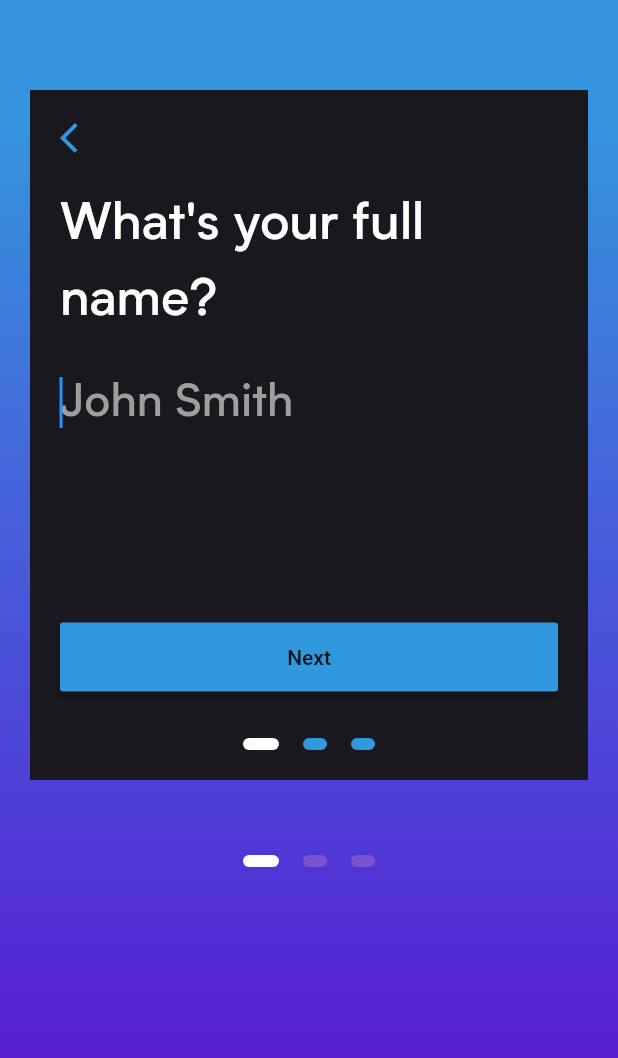
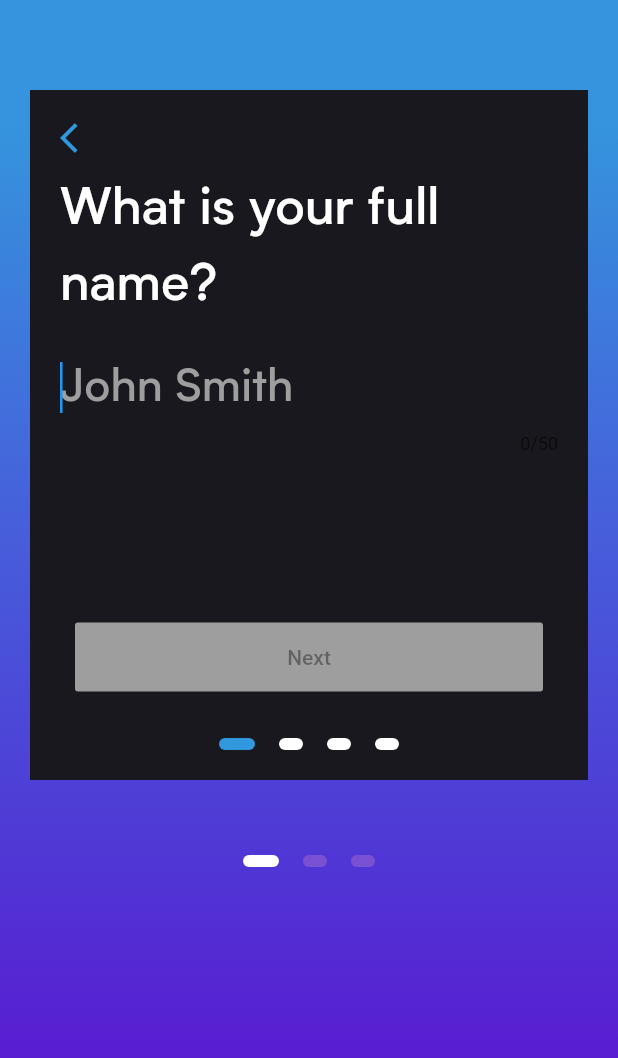
Before and after one commit to lighthou/uqcs-mobile-flutter, a Flutter app: the screen it shows after launch, after a tap on "Sign in with Google", on a phone screen of 412 x 824 dp. Shown: the top 1058 px of the screen. Run offline on Flutter 3.47's test engine with Material 2 defaults, Android fonts, the phone set to English and light mode, and no system bars; our stand-ins replace firebase_auth, google_sign_in; accounts and stored records are empty; project files that could hold a hidden picture were left out.

Commit message:
[Onboarding] Created text and button input screens

```diff
--- /dev/null
+++ b/uqcs_mobile_flutter/lib/onboarding_text_input_page.dart
@@ -0,0 +1,89 @@
+import 'package:flutter/material.dart';
+import 'package:uqcs_mobile_flutter/styles.dart';
+
+import 'colors.dart';
+
+class OnboardingTextInputPage extends StatefulWidget {
+  final String promptText;
+  final String hintText;
+  final TextInputType textInputType;
+  final Function onNextButtonPressed;
+  final int maxLength;
+
+  OnboardingTextInputPage(
+      {@required this.promptText,
+      @required this.hintText,
+      @required this.onNextButtonPressed,
+      @required this.textInputType,
+      @required this.maxLength});
+
+  @override
+  _OnboardingTextInputPageState createState() =>
+      _OnboardingTextInputPageState();
+}
+
+class _OnboardingTextInputPageState extends State<OnboardingTextInputPage> {
+  String currentInput;
+  bool _nextButtonEnabled = false;
+  final textFieldController = TextEditingController();
+  final FocusNode _focusNode = FocusNode();
+
+  @override
+  void initState() {
+    WidgetsBinding.instance.addPostFrameCallback(
+        (_) => FocusScope.of(context).requestFocus(_focusNode));
+    super.initState();
+  }
+
+  @override
+  Widget build(BuildContext context) {
+    return Column(
+      mainAxisAlignment: MainAxisAlignment.start,
+      crossAxisAlignment: CrossAxisAlignment.start,
+      children: <Widget>[
+        Text(
+          widget.promptText,
+          style: kTitleStyle,
+        ),
+        SizedBox(
+          height: 20.0,
+        ),
+        TextField(
+          keyboardType: widget.textInputType,
+          onChanged: (text) {
+            setState(() {
+              _nextButtonEnabled = text.isEmpty ? false : true;
+            });
+          },
+          controller: textFieldController,
+          focusNode: _focusNode,
+          maxLength: widget.maxLength,
+          style: kTextFieldInputStyle,
+          decoration: InputDecoration.collapsed(
+            hintStyle: kTextFieldInputStyle.copyWith(color: disabledColor),
+            hintText: widget.hintText,
+          ),
+        ),
+        Expanded(child: SizedBox()),
+        Padding(
+          padding: EdgeInsets.symmetric(horizontal: 10.0),
+          child: ButtonTheme(
+            minWidth: double.infinity,
+            child: RaisedButton(
+                disabledColor: disabledColor,
+                color: uqcsBlue,
+                child: Padding(
+                  padding: const EdgeInsets.symmetric(vertical: 15.0),
+                  child: Text('Next'),
+                ),
+                onPressed: !_nextButtonEnabled
+                    ? null
+                    : () {
+                        widget.onNextButtonPressed();
+                      }),
+          ),
+        ),
+      ],
+    );
+  }
+}
--- a/uqcs_mobile_flutter/lib/signup_1.dart
+++ b/uqcs_mobile_flutter/lib/signup_1.dart
@@ -1,10 +1,8 @@
-import 'dart:math';
-
 import 'package:flutter/material.dart';
 import 'package:uqcs_mobile_flutter/colors.dart';
+import 'package:uqcs_mobile_flutter/onboarding_single_button_input_page.dart';
 
-import 'package:uqcs_mobile_flutter/first_screen.dart';
-
+import 'onboarding_text_input_page.dart';
 import 'styles.dart';
 
 class MyWidget extends StatefulWidget {
@@ -12,7 +10,7 @@ class MyWidget extends StatefulWidget {
 }
 
 class _MyWidgetState extends State<MyWidget> {
-  final int _numPages = 3;
+  final int _numPages = 4;
   final PageController _pageController = PageController(initialPage: 0);
   int _currentPage = 0;
 
@@ -35,14 +33,89 @@ class _MyWidgetState extends State<MyWidget> {
             child: Column(
               crossAxisAlignment: CrossAxisAlignment.start,
               children: <Widget>[
-                Icon(
-                  Icons.arrow_back_ios,
-                  color: uqcsBlue,
+                GestureDetector(
+                  onTap: () {
+                    FocusScope.of(context).requestFocus(FocusNode());
+                    _pageController.previousPage(
+                        duration: Duration(milliseconds: 500),
+                        curve: Curves.ease);
+                  },
+                  child: Padding(
+                    padding: const EdgeInsets.only(bottom: 10.0),
+                    child: Icon(
+                      Icons.arrow_back_ios,
+                      color: uqcsBlue,
+                    ),
+                  ),
                 ),
                 Expanded(
-                  child: Padding(
-                      padding: EdgeInsets.only(top: 20), child: FirstPage()),
+                  child: PageView(
+                    controller: _pageController,
+                    onPageChanged: (int page) {
+                      setState(() {
+                        _currentPage = page;
+                      });
+                    },
+                    physics: NeverScrollableScrollPhysics(),
+                    children: <Widget>[
+                      OnboardingTextInputPage(
+                        promptText: "What is your full name?",
+                        hintText: "John Smith",
+                        onNextButtonPressed: () {
+                          _pageController.nextPage(
+                            duration: Duration(milliseconds: 500),
+                            curve: Curves.ease,
+                          );
+                        },
+                        textInputType: TextInputType.text,
+                        maxLength: 50,
+                      ),
+                      OnboardingTextInputPage(
+                        promptText: "What is your email address?",
+                        hintText: "s4433119@student.uq.edu.au",
+                        onNextButtonPressed: () {
+                          FocusScope.of(context).requestFocus(FocusNode());
+                          _pageController.nextPage(
+                            duration: Duration(milliseconds: 500),
+                            curve: Curves.ease,
+                          );
+                        },
+                        textInputType: TextInputType.emailAddress,
+                        maxLength: 50,
+                      ),
+                      OnboardingSingleChoiceInputPage(
+                        promptText: "What is your gender?",
+                        buttonChoices: [
+                          "Male",
+                          "Female",
+                          "Other",
+                        ],
+                        onNextButtonPressed: () {
+                          _pageController.nextPage(
+                            duration: Duration(milliseconds: 500),
+                            curve: Curves.ease,
+                          );
+                        },
+                      ),
+                      OnboardingTextInputPage(
+                        promptText: "What is your student number?",
+                        hintText: "44331199",
+                        onNextButtonPressed: () {
+                          _pageController.nextPage(
+                            duration: Duration(milliseconds: 500),
+                            curve: Curves.ease,
+                          );
+                        },
+                        textInputType: TextInputType.number,
+                        maxLength: 8,
+                      )
+                    ],
+                  ),
                 ),
+//                Expanded(
+//                  child: Padding(
+//                      padding: EdgeInsets.only(top: 20), child: FirstPage()),
+//                ),
                 Padding(
                   padding: const EdgeInsets.only(top: 30.0),
                   child: Row(
@@ -65,48 +138,9 @@ class _MyWidgetState extends State<MyWidget> {
       height: 8.0,
       width: isActive ? 24.0 : 16.0,
       decoration: BoxDecoration(
-        color: isActive ? Colors.white : uqcsBlue,
+        color: isActive ? uqcsBlue : Colors.white,
         borderRadius: BorderRadius.all(Radius.circular(12)),
       ),
     );
   }
 }
-
-class FirstPage extends StatelessWidget {
-  @override
-  Widget build(BuildContext context) {
-    return Column(
-      mainAxisAlignment: MainAxisAlignment.start,
-      crossAxisAlignment: CrossAxisAlignment.start,
-      children: <Widget>[
-        Text(
-          'What\'s your full name?',
-          style: kTitleStyle,
-        ),
-        SizedBox(
-          height: 20.0,
-        ),
-        TextField(
-          autofocus: true,
-          style: kTextFieldInputStyle,
-          decoration: InputDecoration.collapsed(
-            hintStyle: kTextFieldInputStyle.copyWith(color: disabledColor),
-            hintText: 'John Smith',
-          ),
-        ),
-        Expanded(child: SizedBox()),
-        ButtonTheme(
-          minWidth: double.infinity,
-          child: RaisedButton(
-            color: uqcsBlue,
-            child: Padding(
-              padding: const EdgeInsets.symmetric(vertical: 15.0),
-              child: Text('Next'),
-            ),
-            onPressed: () {},
-          ),
-        ),
-      ],
-    );
-  }
-}
```
Also changed, not shown: uqcs_mobile_flutter/lib/onboarding_single_button_input_page.dart (added, +97 -0 lines), uqcs_mobile_flutter/lib/styles.dart (+7 -0 lines).
